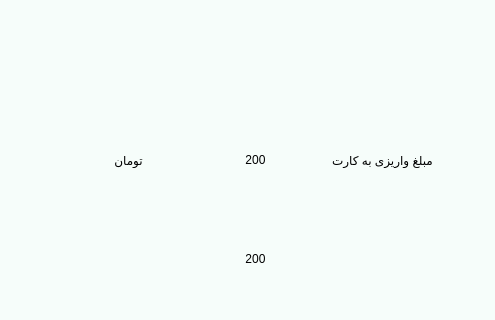
Above: main.ui from Farazist/raspberrypi-app before the change; both pictures show x 0 to 495 and y 191 to 511 of the 1000 by 600 pixel window. Below: the same form after it.
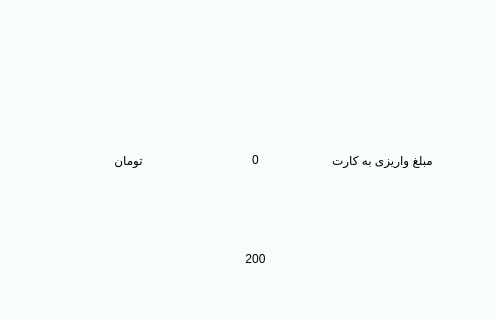
That is the form after the change. The open tabs and pages were chosen to show the change. Icons and pictures are not drawn.

```diff
--- a/main.ui
+++ b/main.ui
@@ -3975,7 +3975,7 @@
 color:#000000;</string>
               </property>
               <property name="text">
-               <string>200</string>
+               <string>0</string>
               </property>
               <property name="alignment">
                <set>Qt::AlignCenter</set>
```
Left out of the diff: 2 changed lines with no effect on the pictures.
